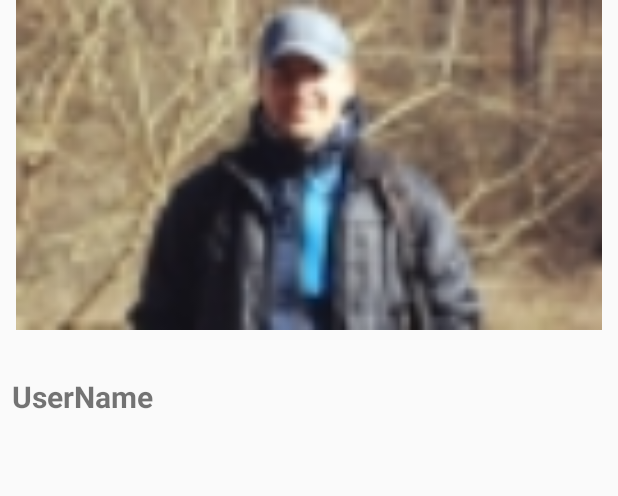
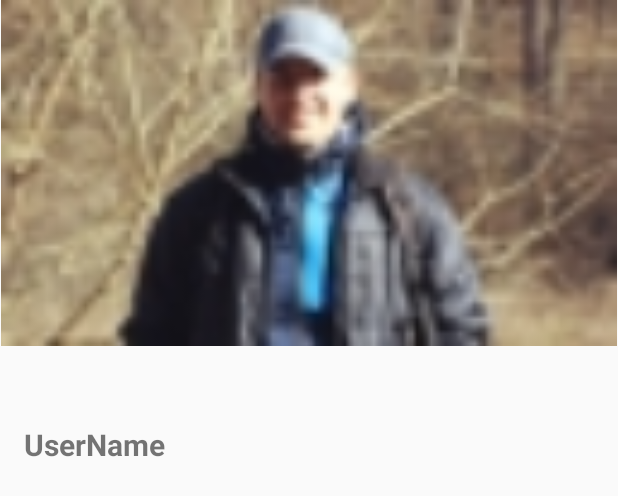
Before and after one commit to NikPikhmanets/ListStudents, an Android app: the layout fragment_show_profile.xml on its own in the app's theme, with its tools: preview values and no code run, on a phone screen of 412 x 824 dp. Shown: the top 496 px of the screen. Run offline under Robolectric (Android 15) with nearby library versions, the phone set to English and light mode, and no system bars.

```diff
--- a/app/src/main/res/layout/fragment_show_profile.xml
+++ b/app/src/main/res/layout/fragment_show_profile.xml
@@ -3,34 +3,52 @@
     android:layout_width="match_parent"
     android:layout_height="match_parent"
     tools:context="com.example.studentslist.showprofile.ShowProfileFragment">
+
     <LinearLayout
         android:layout_width="match_parent"
         android:layout_height="match_parent"
         android:orientation="vertical">
 
+        <!--<RelativeLayout-->
+            <!--android:layout_width="match_parent"-->
+            <!--android:layout_height="wrap_content"-->
+            <!--android:layout_weight="5">-->
+
+            <!--<ImageView-->
+                <!--android:id="@+id/cover_image"-->
+                <!--android:layout_width="match_parent"-->
+                <!--android:layout_height="wrap_content" />-->
+
             <ImageView
                 android:id="@+id/avatar"
                 android:layout_width="match_parent"
                 android:layout_height="0dp"
-        android:layout_weight="3"
-        android:src="@drawable/pikhmanets" />
+                android:layout_gravity="center"
+                android:src="@drawable/pikhmanets"
+                android:layout_weight="2"/>
+                <!--android:layout_centerVertical="true"-->
+                <!--android:layout_centerHorizontal="true" -->
+
+        <!--</RelativeLayout>-->
+
 
         <TextView
             android:id="@+id/user_name"
             android:layout_width="match_parent"
             android:layout_height="0dp"
+            android:padding="8dp"
             android:layout_margin="8dp"
-        android:layout_weight="1"
             android:gravity="center_vertical"
             android:text="@string/username"
             android:textSize="20sp"
-        android:textStyle="bold" />
+            android:textStyle="bold"
+            android:layout_weight="1"/>
 
         <ListView
             android:id="@+id/list_description_profile"
             android:layout_width="match_parent"
             android:layout_height="0dp"
-        android:layout_weight="7">
+            android:layout_weight="4">
         </ListView>
     </LinearLayout>
 </FrameLayout>
```
Also changed, not shown: app/src/main/AndroidManifest.xml (+21 -9 lines), app/src/main/java/com/example/studentslist/allasynctask/FetchGoogleTask.java (+8 -6 lines), app/src/main/java/com/example/studentslist/showprofile/ShowProfileActivity.java (+31 -5 lines), app/src/main/java/com/example/studentslist/showprofile/ShowProfileFragment.java (+20 -20 lines). Lines whose indentation alone changed are shown as unchanged.
